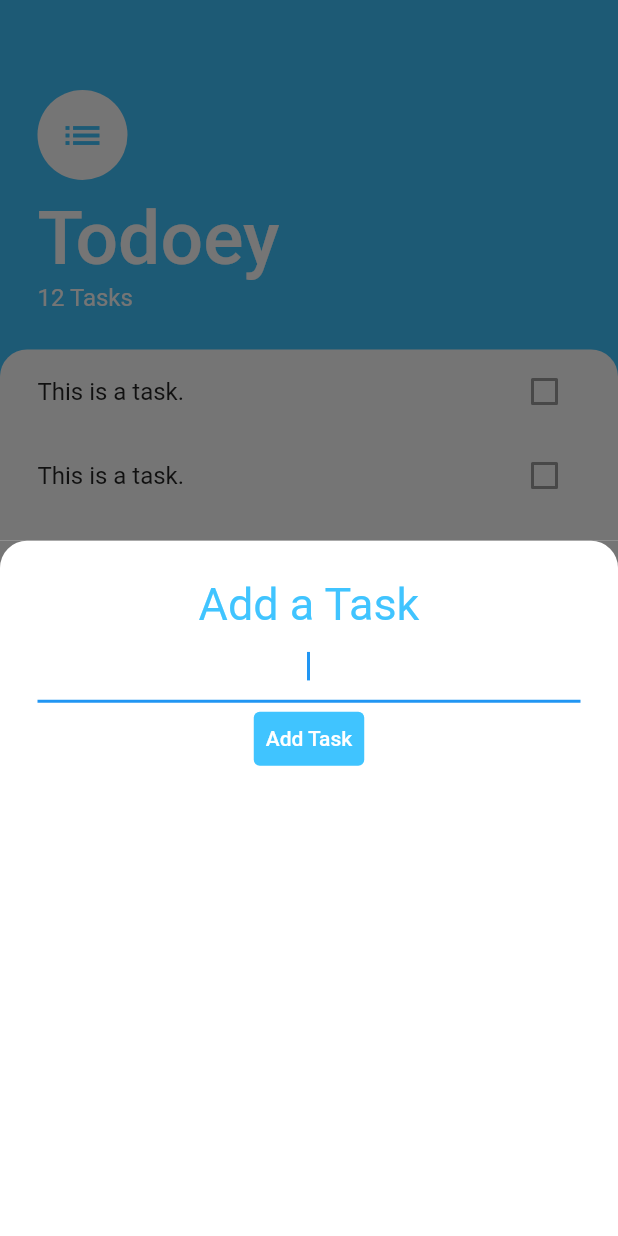
After one commit to dustyfingers/todoey_flutter, a Flutter app: the screen it shows after launch, after a tap on the "add" icon, on a phone screen of 412 x 824 dp. The commit adds this screen. Run offline on Flutter 3.47's test engine with Material 2 defaults, Android fonts, the phone set to English and light mode, and no system bars.

Commit message:
built the 'add task' bottom sheet

```diff
--- /dev/null
+++ b/lib/screens/add_task_screen.dart
@@ -0,0 +1,48 @@
+import 'package:flutter/material.dart';
+
+class AddTaskScreen extends StatelessWidget {
+  @override
+  Widget build(BuildContext context) {
+    return Container(
+      color: Color(0xFF757575),
+      child: Container(
+        padding: EdgeInsets.all(25.0),
+        decoration: BoxDecoration(
+          color: Colors.white,
+          borderRadius: BorderRadius.only(
+            topLeft: Radius.circular(18.0),
+            topRight: Radius.circular(18.0),
+          ),
+        ),
+        child: Column(
+          children: [
+            Text(
+              'Add a Task',
+              style: TextStyle(
+                fontSize: 30.0,
+                color: Colors.lightBlueAccent,
+              ),
+            ),
+            TextField(
+              autofocus: true,
+              textAlign: TextAlign.center,
+            ),
+            TextButton(
+              onPressed: () {
+                print('add item button pressed');
+              },
+              child: Text(
+                'Add Task',
+                style: TextStyle(color: Colors.white),
+              ),
+              style: ButtonStyle(
+                backgroundColor:
+                    MaterialStateProperty.all<Color>(Colors.lightBlueAccent),
+              ),
+            ),
+          ],
+        ),
+      ),
+    );
+  }
+}
--- a/lib/screens/tasks_screen.dart
+++ b/lib/screens/tasks_screen.dart
@@ -1,5 +1,6 @@
 import 'package:flutter/material.dart';
 
+import 'add_task_screen.dart';
 import 'package:todoey_flutter/components/tasks_list.dart';
 
 class TasksScreen extends StatelessWidget {
@@ -8,7 +9,12 @@ class TasksScreen extends StatelessWidget {
     return Scaffold(
       backgroundColor: Colors.lightBlueAccent,
       floatingActionButton: FloatingActionButton(
-        onPressed: null,
+        onPressed: () {
+          showModalBottomSheet(
+            context: context,
+            builder: (context) => AddTaskScreen(),
+          );
+        },
         backgroundColor: Colors.lightBlueAccent,
         child: Icon(Icons.add),
       ),
```
